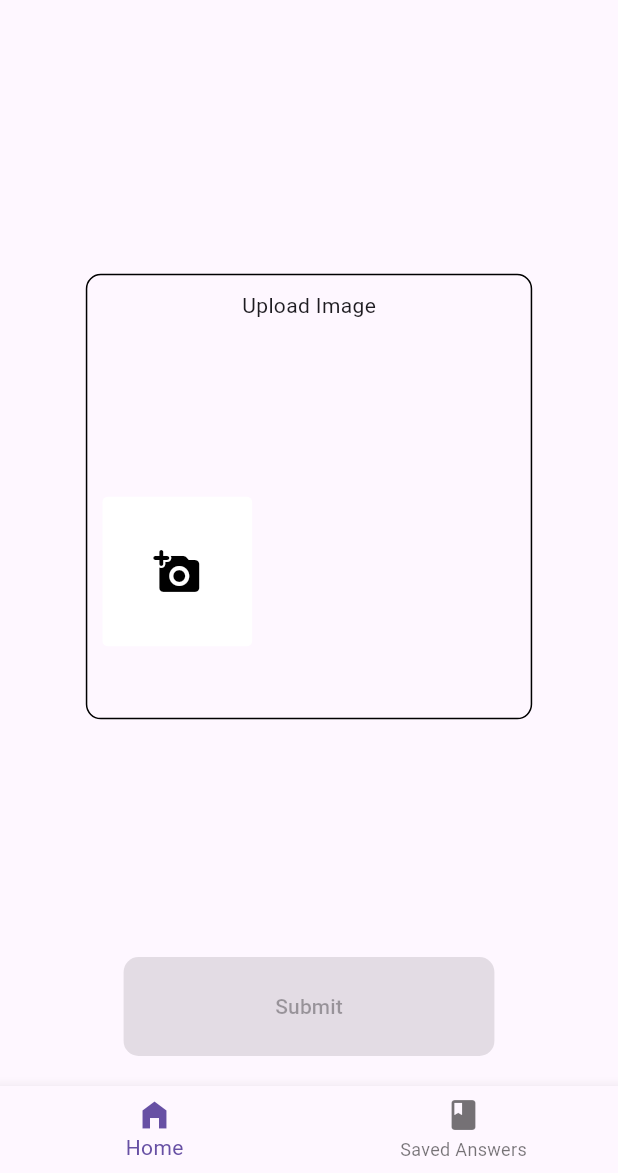
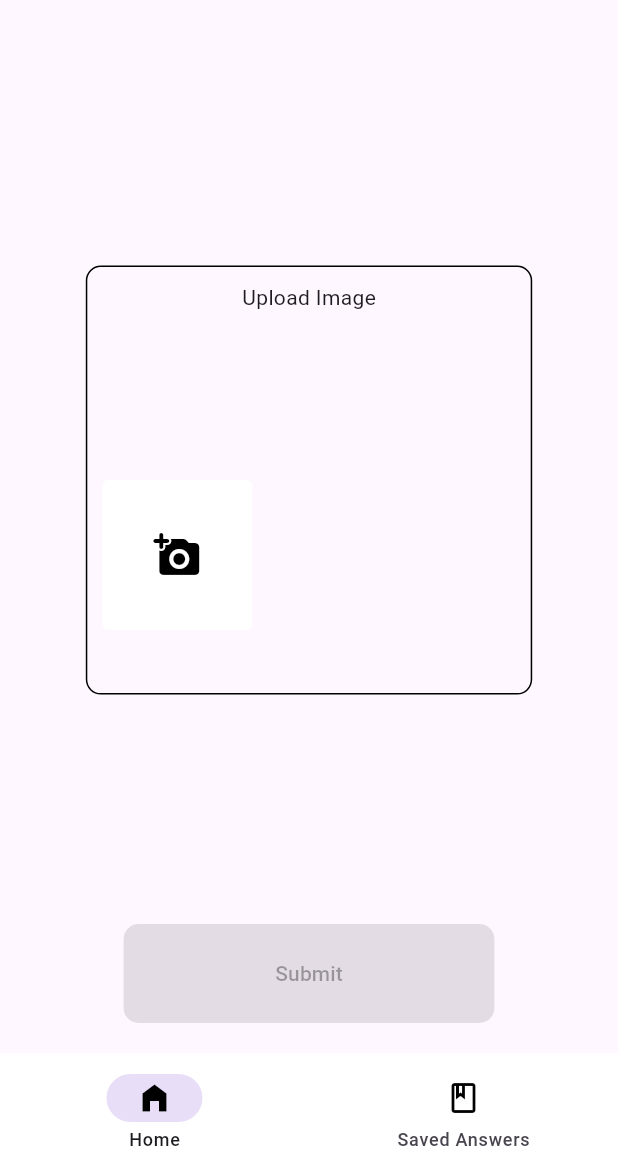
Before and after one commit to Ayush2006128/ai_teacher, a Flutter app: the screen it shows after launch, on a phone screen of 412 x 824 dp, the part 63-1236 px from its top. Run offline on Flutter 3.47's test engine with Material 3 defaults, Android fonts, the phone set to English and light mode, and no system bars; our stand-ins replace firebase_core, flutter_dotenv, flutter_markdown, google_generative_ai, image_picker, lottie; accounts and stored records are empty.

Commit message:
animations added and more!!!

```diff
--- a/lib/pages/answer_page.dart
+++ b/lib/pages/answer_page.dart
@@ -3,6 +3,7 @@ import 'package:ai_teacher/widgets/app_bar.dart';
 import 'package:flutter/material.dart';
 import 'package:flutter_markdown/flutter_markdown.dart';
 import 'package:google_generative_ai/src/api.dart';
+import 'package:lottie/lottie.dart';
 
 class AnswerPage extends StatefulWidget {
   const AnswerPage({super.key});
@@ -45,9 +46,7 @@ class _AnswerPageState extends State<AnswerPage> {
           } else if (snapshot.hasError) {
             return Text('${snapshot.error}');
           }
-          return const CircularProgressIndicator(
-            color: Colors.black,
-          );
+          return Lottie.asset("assets/bulb.json");
         },
       )),
     );
--- a/lib/pages/home_page.dart
+++ b/lib/pages/home_page.dart
@@ -40,14 +40,26 @@ class _MyHomePageState extends State<MyHomePage> {
           onTap: _onItemTapped,
           currentIndex: _selectedIndex,
           items: const [
-            BottomNavigationBarItem(
-              icon: Icon(Icons.home_outlined),
-              activeIcon: Icon(Icons.home_filled),
+            NavigationDestination(
+              icon: Icon(
+                Icons.home_outlined,
+                color: Colors.black,
+              ),
+              selectedIcon: Icon(
+                Icons.home_filled,
+                color: Colors.black,
+              ),
               label: 'Home',
             ),
-            BottomNavigationBarItem(
-              icon: Icon(Icons.book),
-              activeIcon: Icon(Icons.book_outlined),
+            NavigationDestination(
+              selectedIcon: Icon(
+                Icons.book,
+                color: Colors.black,
+              ),
+              icon: Icon(
+                Icons.book_outlined,
+                color: Colors.black,
+              ),
               label: 'Saved Answers',
             ),
           ]),
@@ -106,19 +118,9 @@ class _HomePageState extends State<HomePage> {
           const SizedBox(height: 10),
           SubmitButton(
             isDisabled: imagePicked.isEmpty,
-            onTap: () => _onTap(context),
           ),
         ],
       ),
     );
   }
-
-// Suggested code may be subject to a license. Learn more: ~LicenseLog:1058954694.
-  void _onTap(BuildContext context) {
-    Navigator.pushNamed(context, '/answer_page');
-    setState(() {
-      images.clear();
-      imagePicked.clear();
-    });
-  }
 }
--- a/lib/pages/saved_answers.dart
+++ b/lib/pages/saved_answers.dart
@@ -1,12 +1,13 @@
 import 'package:flutter/material.dart';
+import 'package:lottie/lottie.dart';
 
 class SavedAnswersPage extends StatelessWidget {
   const SavedAnswersPage({super.key});
 
   @override
   Widget build(BuildContext context) {
-    return const Center(
-      child: Text('This is the Settings Page'),
+    return Center(
+      child: Lottie.asset("assets/ghost_loading.json"),
     );
   }
 }
--- a/lib/widgets/submit_button.dart
+++ b/lib/widgets/submit_button.dart
@@ -2,15 +2,20 @@ import 'package:flutter/material.dart';
 
 class SubmitButton extends StatelessWidget {
   final bool isDisabled;
-  final void onTap;
 
-  const SubmitButton(
-      {super.key, required this.isDisabled, required this.onTap});
+  const SubmitButton({
+    super.key,
+    required this.isDisabled,
+  });
 
   @override
   Widget build(BuildContext context) {
     return ElevatedButton(
-      onPressed: isDisabled ? null : () => onTap,
+      onPressed: isDisabled
+          ? null
+          : () {
+              Navigator.pushNamed(context, "/answer_page");
+            },
       style: ElevatedButton.styleFrom(
         minimumSize: Size(MediaQuery.of(context).size.width * 0.6,
             MediaQuery.of(context).size.height * 0.08),
--- a/pubspec.yaml
+++ b/pubspec.yaml
@@ -42,6 +42,7 @@ dependencies:
   google_generative_ai: ^0.4.3
   flutter_dotenv: ^5.1.0
   flutter_markdown: ^0.7.3
+  lottie: ^3.1.2
 
 dev_dependencies:
   flutter_test:
@@ -68,6 +69,9 @@ flutter:
   # To add assets to your application, add an assets section, like this:
   assets:
     - .env
+    - assets/
+    - assets/ghost_loading.json
+    - assets/bulb.json
   #   - images/a_dot_burr.jpeg
   #   - images/a_dot_ham.jpeg
 
```
Also changed, not shown: assets/bulb.json (added, +1 -0 lines), assets/ghost_loading.json (added, +1 -0 lines), lib/widgets/nav_bar.dart (+11 -14 lines), pubspec.lock.
